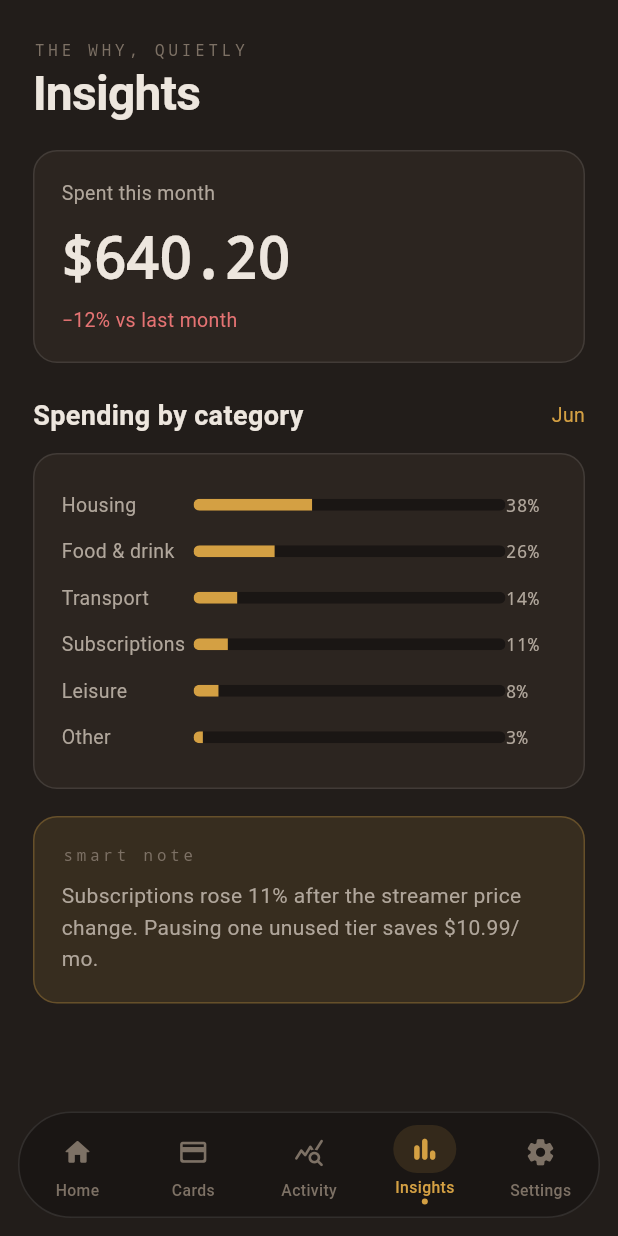
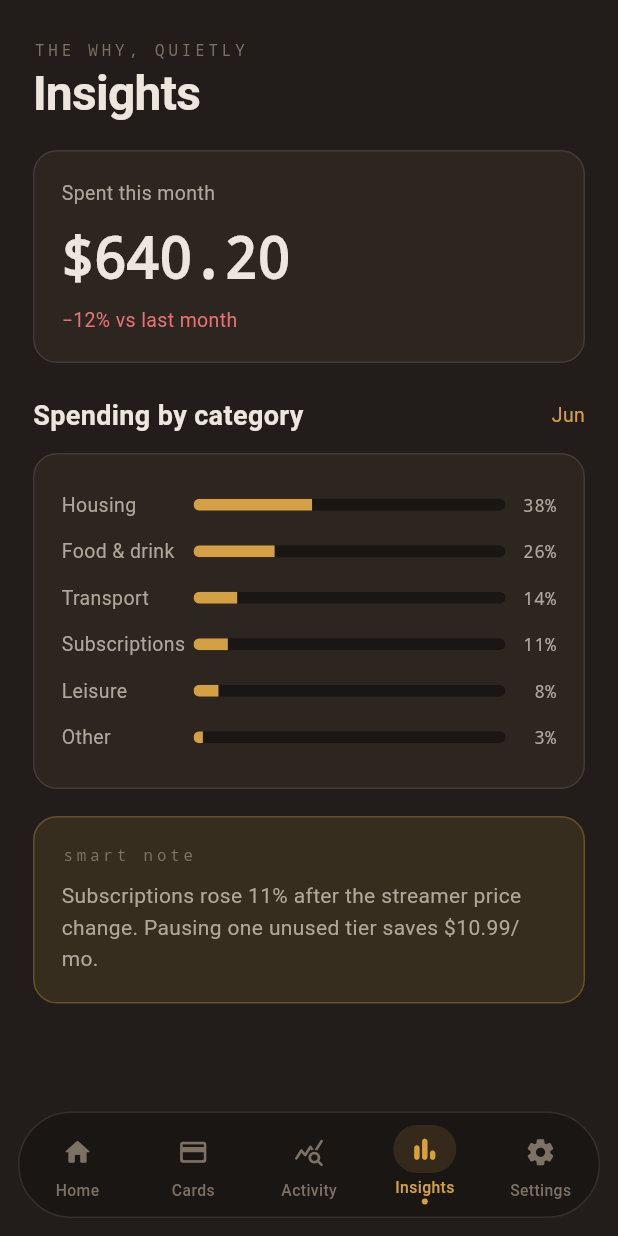
Before and after one commit to darrellojie350-wq/trellis-flutter, a Flutter app: the screen it shows after launch, item 4 of the bottom bar chosen, on a phone screen of 412 x 824 dp. Run offline on Flutter 3.47's test engine with Material 3 defaults, Android fonts, the phone set to English and light mode, and no system bars.

Commit message:
fix: const/tab-alignment traps so Flutter web compiles

```diff
--- a/lib/main.dart
+++ b/lib/main.dart
@@ -130,11 +130,12 @@ class _PillBar extends StatelessWidget {
 
 /* ---------------- shared bits ---------------- */
 class Tnum extends StatelessWidget {
-  const Tnum(this.text, {super.key, this.style});
+  const Tnum(this.text, {super.key, this.style, this.textAlign});
   final String text;
   final TextStyle? style;
+  final TextAlign? textAlign;
   @override
-  Widget build(BuildContext context) => Text(text, style: (style ?? const TextStyle()).copyWith(fontFamily: 'monospace', fontFeatures: const [FontFeature.tabularFigures()]));
+  Widget build(BuildContext context) => Text(text, textAlign: textAlign, style: (style ?? const TextStyle()).copyWith(fontFamily: 'monospace', fontFeatures: const [FontFeature.tabularFigures()]));
 }
 
 class Eyebrow extends StatelessWidget {
@@ -397,8 +398,8 @@ class _CardsScreenState extends State<CardsScreen> {
           padding: const EdgeInsets.all(6),
           child: Column(children: [
             _Row(leading: _chip(icon: Icons.lock_outline_rounded), title: 'Freeze card', subtitle: _frozen ? 'Transactions blocked' : 'Transactions allowed', trailing: _Switch(on: _frozen, onChanged: (v) => setState(() => _frozen = v))),
-            const _Row(leading: _chip(icon: Icons.fingerprint_rounded), title: 'Contactless limit', subtitle: 'Set a ceiling for tap payments', trailing: Tnum('\$120', style: TextStyle(color: kMuted, fontSize: 13))),
-            const _Row(leading: _chip(icon: Icons.pin_rounded), title: 'Card PIN', subtitle: 'View or change your PIN', trailing: Tnum('••••', style: TextStyle(color: kMuted, fontSize: 13))),
+            _Row(leading: _chip(icon: Icons.fingerprint_rounded), title: 'Contactless limit', subtitle: 'Set a ceiling for tap payments', trailing: Tnum('\$120', style: TextStyle(color: kMuted, fontSize: 13))),
+            _Row(leading: _chip(icon: Icons.pin_rounded), title: 'Card PIN', subtitle: 'View or change your PIN', trailing: Tnum('••••', style: TextStyle(color: kMuted, fontSize: 13))),
           ]),
         ),
       ],
@@ -504,7 +505,7 @@ class InsightsScreen extends StatelessWidget {
         child: Row(children: [
           SizedBox(width: 88, child: Text(name, style: const TextStyle(color: kInk2, fontSize: 13))),
           Expanded(child: ClipRRect(borderRadius: BorderRadius.circular(999), child: LinearProgressIndicator(value: v / 100, minHeight: 8, color: kGold, backgroundColor: kDeep))),
-          SizedBox(width: 34, child: Tnum('${v.toStringAsFixed(0)}%', style: const TextStyle(color: kInk2, fontSize: 12, textAlign: TextAlign.right))),
+          SizedBox(width: 34, child: Tnum('${v.toStringAsFixed(0)}%', style: const TextStyle(color: kInk2, fontSize: 12), textAlign: TextAlign.right)),
         ]),
       );
 }
@@ -528,7 +529,7 @@ class _SettingsScreenState extends State<SettingsScreen> {
         _Card(
           padding: const EdgeInsets.all(6),
           child: Column(children: [
-            const _Row(leading: _chip(icon: Icons.person_outline_rounded), title: 'Nadia Zeitler', subtitle: 'nadia@trellis.bank', trailing: Tnum('›', style: TextStyle(color: kMuted))),
+            _Row(leading: _chip(icon: Icons.person_outline_rounded), title: 'Nadia Zeitler', subtitle: 'nadia@trellis.bank', trailing: Tnum('›', style: TextStyle(color: kMuted))),
             _Row(leading: _chip(icon: Icons.lock_outline_rounded), title: 'Biometric lock', subtitle: 'Face ID or fingerprint', trailing: _Switch(on: _lock, onChanged: (v) => setState(() => _lock = v))),
             _Row(leading: _chip(icon: Icons.fingerprint_rounded), title: 'Require on payment', subtitle: 'Confirm every spend', trailing: _Switch(on: _biometrics, onChanged: (v) => setState(() => _biometrics = v))),
             _Row(leading: _chip(icon: Icons.notifications_none_rounded), title: 'Smart notifications', subtitle: 'Only what matters', trailing: _Switch(on: _notify, onChanged: (v) => setState(() => _notify = v))),
```
